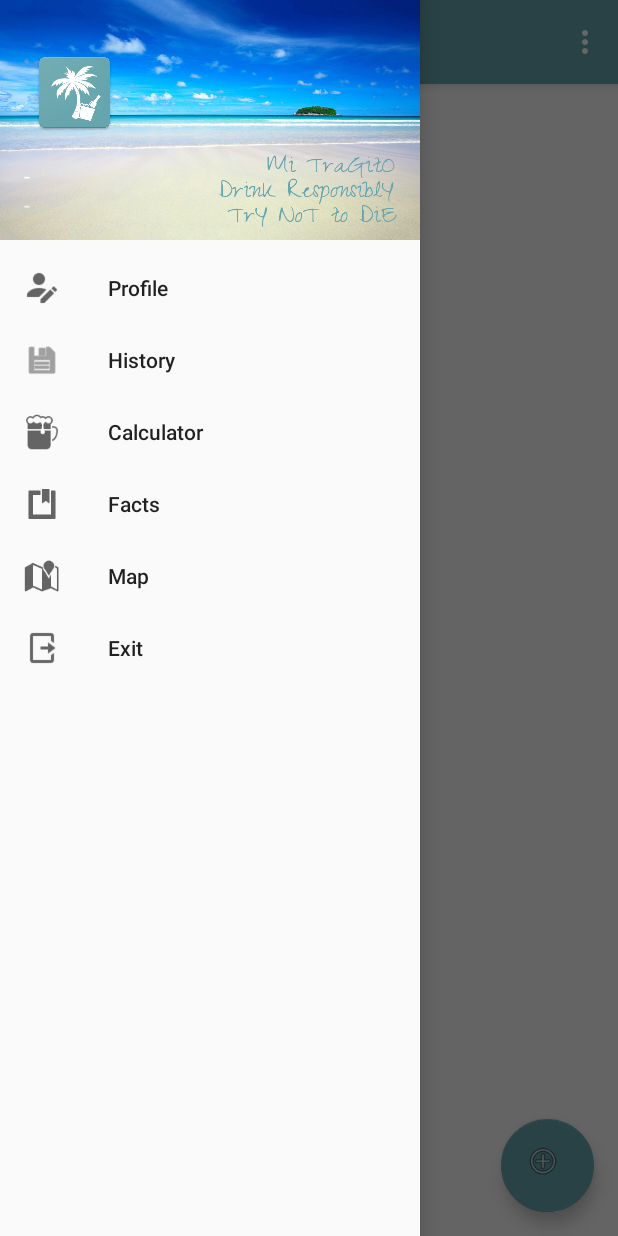
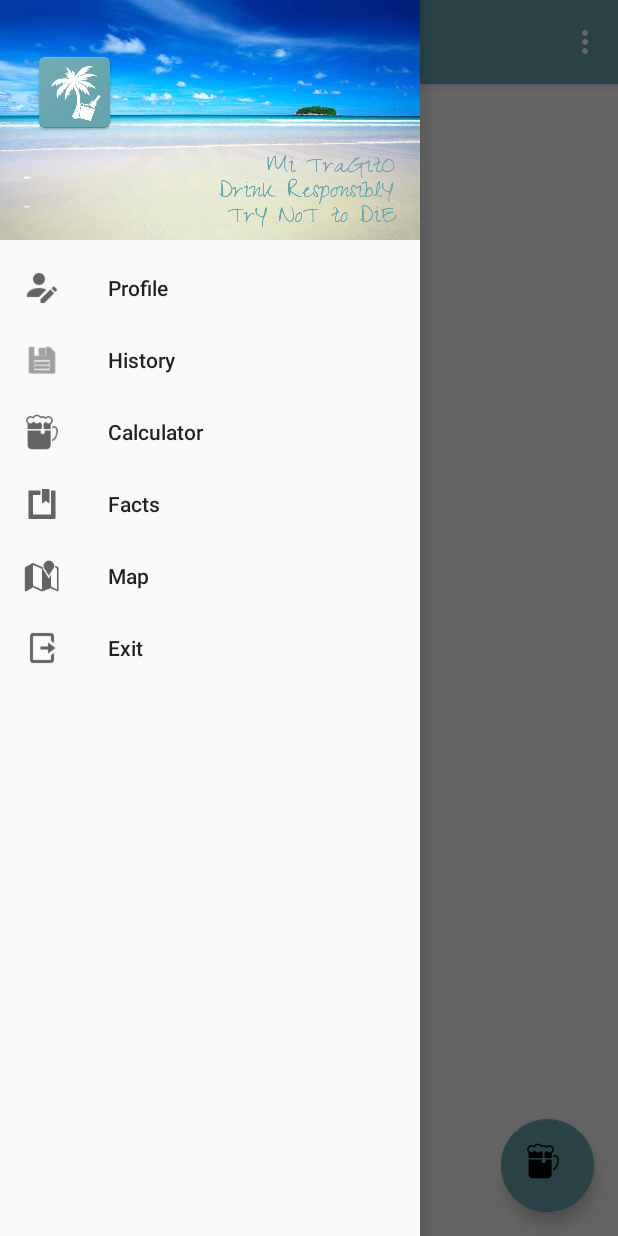
Before and after one commit to xlKennethlx/Mi_Traguito, an Android app: the screen it shows after launch (NavDrawMainActivity), with the side drawer open, on a phone screen of 412 x 824 dp. Run offline under Robolectric (Android 15) with nearby library versions, the phone set to English and light mode, and no system bars.

Commit message:
3
icono y el act de la calculadora

```diff
--- a/app/src/main/res/layout/app_bar_nav_draw_main.xml
+++ b/app/src/main/res/layout/app_bar_nav_draw_main.xml
@@ -30,6 +30,6 @@
         android:layout_margin="@dimen/fab_margin"
         android:background="@android:drawable/ic_menu_add"
         app:backgroundTint="@color/colorAccent"
-        app:srcCompat="@android:drawable/ic_menu_add" />
+        app:srcCompat="@drawable/beericon" />
 
 </android.support.design.widget.CoordinatorLayout>
```
